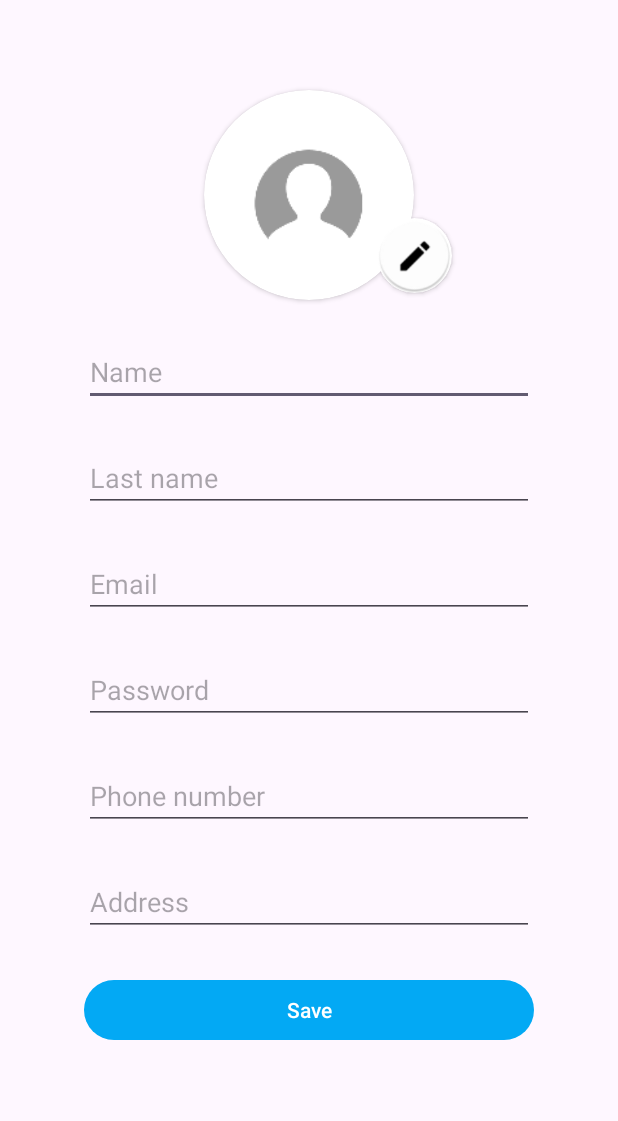
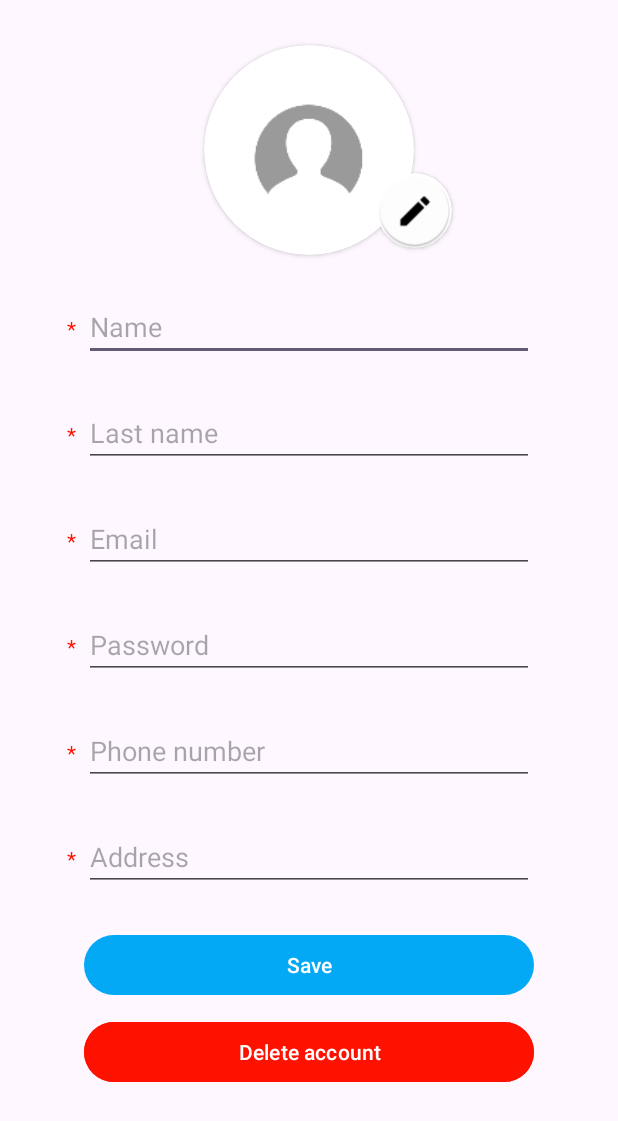
Before and after one commit to Team-17-MMM/BookingAppMobileTeam17, an Android app: the EditProfileActivity screen opened directly, with no data from a screen before it, on a phone screen of 412 x 824 dp. Shown: the top 1121 px of the screen. Run offline under Robolectric (Android 15) with nearby library versions, the phone set to English and light mode, and no system bars.

Commit message:
fix: added delete account button and stars beside required fields

```diff
--- a/app/src/main/res/layout/activity_edit_profile.xml
+++ b/app/src/main/res/layout/activity_edit_profile.xml
@@ -12,7 +12,7 @@
         android:id="@+id/cardViewProfileImage"
         android:layout_width="140dp"
         android:layout_height="140dp"
-        android:layout_marginTop="60dp"
+        android:layout_marginTop="30dp"
         android:foregroundGravity="center"
         app:cardCornerRadius="100dp"
         app:layout_constraintEnd_toEndOf="parent"
@@ -60,6 +60,14 @@
         app:layout_constraintHorizontal_bias="0.5"
         app:layout_constraintStart_toStartOf="@+id/cardViewProfileImage"
         app:layout_constraintTop_toBottomOf="@+id/cardViewProfileImage" />
+    <TextView
+        android:layout_width="wrap_content"
+        android:layout_height="wrap_content"
+        android:text="*"
+        android:textColor="@color/red"
+        app:layout_constraintEnd_toStartOf="@+id/editTextName"
+        app:layout_constraintBaseline_toBaselineOf="@+id/editTextName"
+        android:paddingEnd="5dp"/>
 
     <!--    Field for last name on the horizontal center -->
     <EditText
@@ -73,6 +81,14 @@
         app:layout_constraintHorizontal_bias="0.5"
         app:layout_constraintStart_toStartOf="@+id/cardViewProfileImage"
         app:layout_constraintTop_toBottomOf="@+id/editTextName" />
+    <TextView
+        android:layout_width="wrap_content"
+        android:layout_height="wrap_content"
+        android:text="*"
+        android:textColor="@color/red"
+        app:layout_constraintEnd_toStartOf="@+id/editTextLastName"
+        app:layout_constraintBaseline_toBaselineOf="@+id/editTextLastName"
+        android:paddingEnd="5dp"/>
 
     <!--    Field for email on the horizontal center -->
     <EditText
@@ -86,6 +102,14 @@
         app:layout_constraintHorizontal_bias="0.5"
         app:layout_constraintStart_toStartOf="@+id/cardViewProfileImage"
         app:layout_constraintTop_toBottomOf="@+id/editTextLastName" />
+    <TextView
+        android:layout_width="wrap_content"
+        android:layout_height="wrap_content"
+        android:text="*"
+        android:textColor="@color/red"
+        app:layout_constraintEnd_toStartOf="@+id/editTextEmail"
+        app:layout_constraintBaseline_toBaselineOf="@+id/editTextEmail"
+        android:paddingEnd="5dp"/>
 
     <!--    Field for password on the horizontal center -->
     <EditText
@@ -99,6 +123,14 @@
         app:layout_constraintHorizontal_bias="0.5"
         app:layout_constraintStart_toStartOf="@+id/cardViewProfileImage"
         app:layout_constraintTop_toBottomOf="@+id/editTextEmail" />
+    <TextView
+        android:layout_width="wrap_content"
+        android:layout_height="wrap_content"
+        android:text="*"
+        android:textColor="@color/red"
+        app:layout_constraintEnd_toStartOf="@+id/editTextPassword"
+        app:layout_constraintBaseline_toBaselineOf="@+id/editTextPassword"
+        android:paddingEnd="5dp"/>
 
     <!--    Field for phone number on the horizontal center -->
     <EditText
@@ -112,6 +144,14 @@
         app:layout_constraintHorizontal_bias="0.5"
         app:layout_constraintStart_toStartOf="@+id/cardViewProfileImage"
         app:layout_constraintTop_toBottomOf="@+id/editTextPassword" />
+    <TextView
+        android:layout_width="wrap_content"
+        android:layout_height="wrap_content"
+        android:text="*"
+        android:textColor="@color/red"
+        app:layout_constraintEnd_toStartOf="@+id/editTextPhone"
+        app:layout_constraintBaseline_toBaselineOf="@+id/editTextPhone"
+        android:paddingEnd="5dp"/>
 
     <!--    Field for address on the horizontal center -->
     <EditText
@@ -125,6 +165,14 @@
         app:layout_constraintHorizontal_bias="0.5"
         app:layout_constraintStart_toStartOf="@+id/cardViewProfileImage"
         app:layout_constraintTop_toBottomOf="@+id/editTextPhone" />
+    <TextView
+        android:layout_width="wrap_content"
+        android:layout_height="wrap_content"
+        android:text="*"
+        android:textColor="@color/red"
+        app:layout_constraintEnd_toStartOf="@+id/editTextAddress"
+        app:layout_constraintBaseline_toBaselineOf="@+id/editTextAddress"
+        android:paddingEnd="5dp"/>
 
     <!--    Save button on the horizontal center -->
     <Button
@@ -139,5 +187,17 @@
         app:layout_constraintStart_toStartOf="@+id/cardViewProfileImage"
         app:layout_constraintTop_toBottomOf="@+id/editTextAddress" />
 
-
+    <!-- Delete Account button -->
+    <Button
+        android:id="@+id/btnDeleteAccount"
+        android:layout_width="300dp"
+        android:layout_height="wrap_content"
+        android:layout_marginTop="10dp"
+        android:text="@string/delete_account"
+        android:backgroundTint="@color/red"
+        android:textColor="@android:color/white"
+        app:layout_constraintEnd_toEndOf="@+id/cardViewProfileImage"
+        app:layout_constraintHorizontal_bias="0.5"
+        app:layout_constraintStart_toStartOf="@+id/cardViewProfileImage"
+        app:layout_constraintTop_toBottomOf="@+id/btnSave" />
 </androidx.constraintlayout.widget.ConstraintLayout>
--- a/app/src/main/res/values-night/strings.xml
+++ b/app/src/main/res/values-night/strings.xml
@@ -11,4 +11,5 @@
     <string name="profile_image">Profile image</string>
     <string name="change_profile_image">Change profile image</string>
     <string name="last_name">Last name</string>
+    <string name="delete_account">Delete account</string>
 </resources>
--- a/app/src/main/res/values/colors.xml
+++ b/app/src/main/res/values/colors.xml
@@ -4,4 +4,5 @@
     <color name="white">#FFFFFFFF</color>
     <color name="dark_blue">#1776C9</color>
     <color name="blue">#03A9F4</color>
+    <color name="red">#FF1100</color>
 </resources>
--- a/app/src/main/res/values/strings.xml
+++ b/app/src/main/res/values/strings.xml
@@ -21,4 +21,5 @@
     <string name="profile_image">Profile image</string>
     <string name="change_profile_image">Change profile image</string>
     <string name="last_name">Last name</string>
+    <string name="delete_account">Delete account</string>
 </resources>
```
